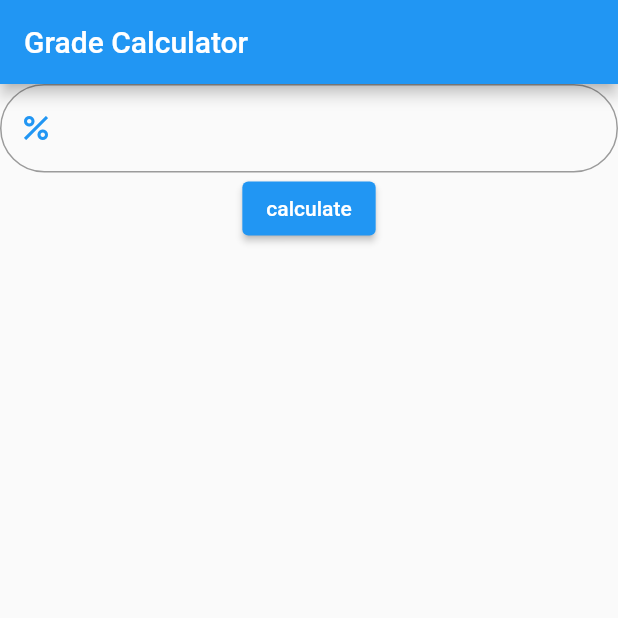
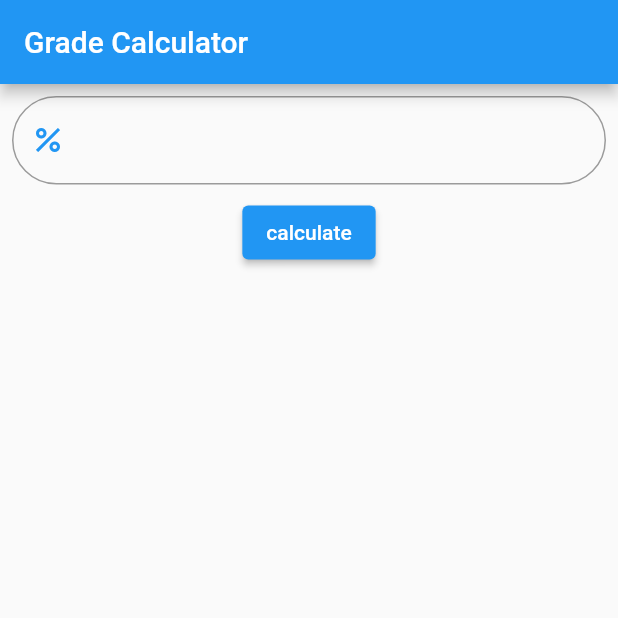
Before and after one commit to malhumaidan/grade_calculator, a Flutter app: the screen it shows after launch, after a tap on "calculate", on a phone screen of 412 x 824 dp, the top half of it. Run offline on Flutter 3.47's test engine with Material 2 defaults, Android fonts, the phone set to English and light mode, and no system bars.

Commit message:
seperated file

```diff
--- /dev/null
+++ b/lib/home_screen.dart
@@ -0,0 +1,55 @@
+import 'package:flutter/material.dart';
+import 'package:flutter/src/widgets/container.dart';
+import 'package:flutter/src/widgets/framework.dart';
+
+class HomePage extends StatelessWidget {
+  HomePage({super.key});
+
+  final myController = TextEditingController();
+
+  @override
+  Widget build(BuildContext context) {
+    return Scaffold(
+      appBar: AppBar(
+        title: Text("Grade Calculator"),
+      ),
+      body: Column(
+        children: [
+          Padding(
+            padding: const EdgeInsets.all(8.0),
+            child: TextField(
+              controller: myController,
+              decoration: InputDecoration(
+                  border: OutlineInputBorder(
+                      borderRadius: BorderRadius.circular(50)),
+                  prefixIcon: Icon(
+                    Icons.percent,
+                    color: Colors.blue,
+                  )),
+            ),
+          ),
+          ElevatedButton(
+            onPressed: () {
+              calculateGrade(int.parse(myController.text));
+            },
+            child: Text("calculate"),
+          )
+        ],
+      ),
+    );
+  }
+}
+
+void calculateGrade(int grade) {
+  if (grade >= 90) {
+    print("A");
+  } else if (grade >= 80) {
+    print("B");
+  } else if (grade >= 70) {
+    print("C");
+  } else if (grade >= 60) {
+    print("D");
+  } else if (grade < 60) {
+    print("F");
+  }
+}
--- a/lib/main.dart
+++ b/lib/main.dart
@@ -1,4 +1,6 @@
 import 'package:flutter/material.dart';
+
+import 'home_screen.dart';
 
 void main() {
   runApp(MyApp());
@@ -6,8 +8,6 @@ void main() {
 
 class MyApp extends StatelessWidget {
   MyApp({super.key});
-
-  final myController = TextEditingController();
 
   // This widget is the root of your application.
   @override
@@ -17,41 +17,7 @@ class MyApp extends StatelessWidget {
         theme: ThemeData(
           primarySwatch: Colors.blue,
         ),
-        home: Scaffold(
-          appBar: AppBar(
-            title: Text("Grade Calculator"),
-          ),
-          body: Column(
-            children: [
-              TextField(
-                controller: myController,
-                decoration: InputDecoration(
-                    border: OutlineInputBorder(
-                        borderRadius: BorderRadius.circular(50)),
-                    prefixIcon: Icon(
-                      Icons.percent,
-                      color: Colors.blue,
-                    )),
-              ),
-              ElevatedButton(
-                onPressed: () {
-                  if (int.parse(myController.text) >= 90) {
-                    print("A");
-                  } else if (int.parse(myController.text) >= 80) {
-                    print("B");
-                  } else if (int.parse(myController.text) >= 70) {
-                    print("C");
-                  } else if (int.parse(myController.text) >= 60) {
-                    print("D");
-                  } else if (int.parse(myController.text) < 60) {
-                    print("F");
-                  }
-                },
-                child: Text("calculate"),
-              )
-            ],
-          ),
-        ));
+        home: HomePage());
   }
 }
 
```
